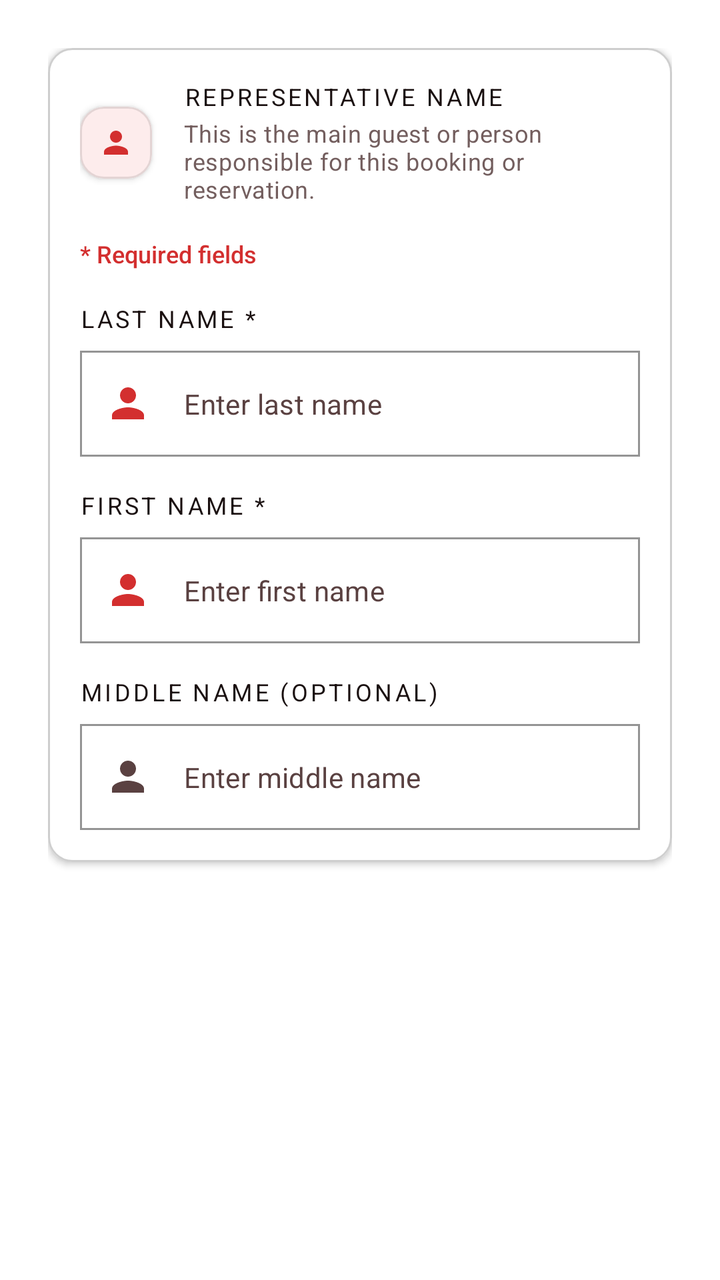
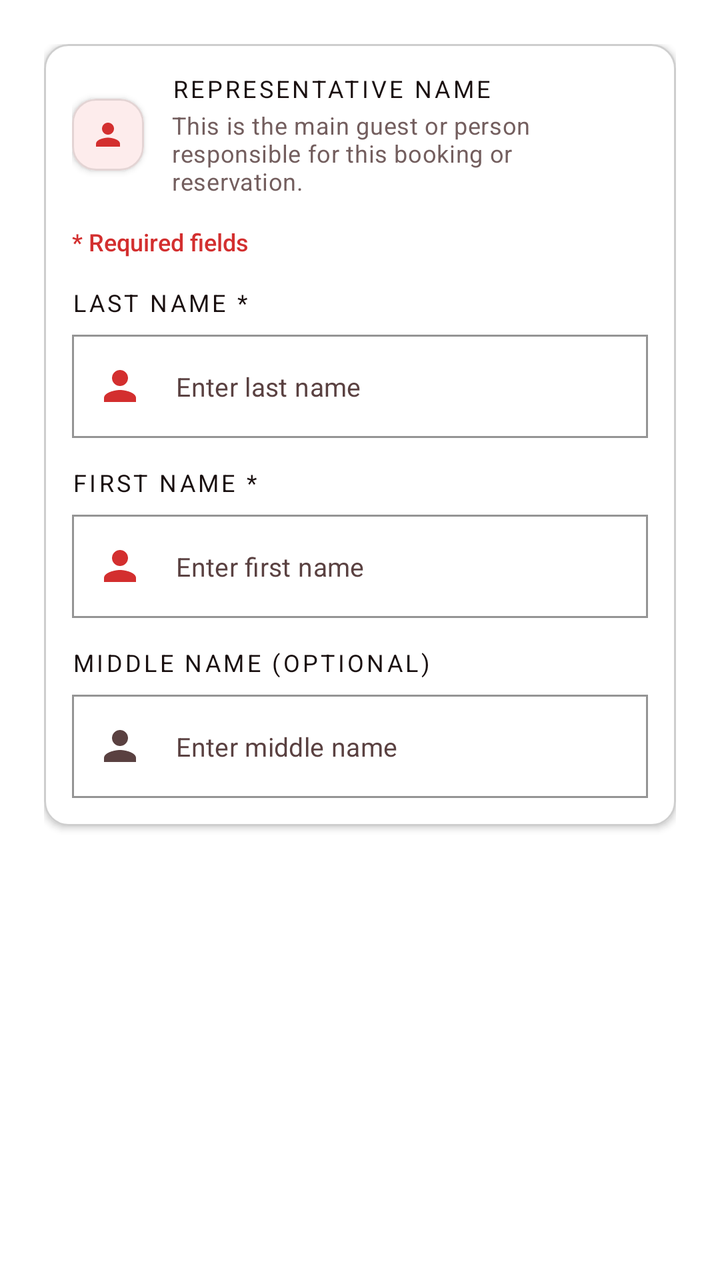

Screens rendered from an Android XML layout before and after an edit, with the pre-edit source and the edit as a unified diff.
<!-- AndroidManifest.xml: application theme Theme.VelocitySuites -->
<!-- res/layout/fragment_step4_guest_id.xml -->
<?xml version="1.0" encoding="utf-8"?>
<androidx.core.widget.NestedScrollView xmlns:android="http://schemas.android.com/apk/res/android"
    xmlns:app="http://schemas.android.com/apk/res-auto"
    android:layout_width="match_parent"
    android:layout_height="match_parent"
    android:fillViewport="true"
    android:clipToPadding="false">

    <LinearLayout
        android:layout_width="match_parent"
        android:layout_height="wrap_content"
        android:orientation="vertical"
        android:padding="24dp">

        <com.google.android.material.card.MaterialCardView
            style="@style/Widget.Velocity.Card.Flat"
            android:layout_width="match_parent"
            android:layout_height="wrap_content"
            android:clickable="false"
            android:focusable="false">

            <LinearLayout
                android:layout_width="match_parent"
                android:layout_height="wrap_content"
                android:background="@drawable/bg_flat_box"
                android:orientation="vertical"
                android:padding="16dp">

                <LinearLayout
                    android:layout_width="match_parent"
                    android:layout_height="wrap_content"
                    android:layout_marginBottom="16dp"
                    android:gravity="center_vertical"
                    android:orientation="horizontal">

                    <com.google.android.material.card.MaterialCardView
                        android:layout_width="36dp"
                        android:layout_height="36dp"
                        app:cardBackgroundColor="@color/velocity_red_soft">
                        <ImageView
                            android:layout_width="18dp"
                            android:layout_height="18dp"
                            android:layout_gravity="center"
                            android:importantForAccessibility="no"
                            android:src="@drawable/ic_person"
                            app:tint="@color/velocity_red_primary" />
                    </com.google.android.material.card.MaterialCardView>

                    <LinearLayout
                        android:layout_width="0dp"
                        android:layout_height="wrap_content"
                        android:layout_marginStart="16dp"
                        android:layout_weight="1"
                        android:orientation="vertical">

                        <TextView
                            style="@style/TextAppearance.Velocity.Label.Section"
                            android:layout_width="wrap_content"
                            android:layout_height="wrap_content"
                            android:text="@string/who_is_staying_label"
                            android:textColor="@color/velocity_text_primary"
                            android:textSize="12sp" />

                        <TextView
                            style="@style/TextAppearance.Velocity.Body"
                            android:layout_width="match_parent"
                            android:layout_height="wrap_content"
                            android:layout_marginTop="2dp"
                            android:text="@string/who_is_staying_hint"
                            android:textColor="@color/velocity_text_secondary"
                            android:textSize="12sp" />
                    </LinearLayout>
                </LinearLayout>

                <TextView
                    android:layout_width="wrap_content"
                    android:layout_height="wrap_content"
                    android:layout_marginBottom="16dp"
                    android:text="@string/required_fields_note"
                    android:textColor="@color/velocity_red_primary"
                    android:textSize="12sp"
                    android:fontFamily="sans-serif-medium" />

                
                <TextView
                    style="@style/TextAppearance.Velocity.Label.Section"
                    android:layout_width="wrap_content"
                    android:layout_height="wrap_content"
                    android:layout_marginBottom="8dp"
                    android:text="@string/guest_last_name_hint"
                    android:textColor="@color/velocity_text_primary"
                    android:textSize="12sp" />

                <com.google.android.material.textfield.TextInputLayout
                    android:id="@+id/tilPrimaryGuestLastName"
                    style="@style/Widget.Velocity.TextInputLayout.OutlinedBox.Square"
                    android:layout_width="match_parent"
                    android:layout_height="wrap_content"
                    android:layout_marginBottom="16dp"
                    app:hintEnabled="false"
                    app:startIconDrawable="@drawable/ic_person"
                    app:startIconTint="@color/velocity_red_primary">

                    <com.google.android.material.textfield.TextInputEditText
                        android:id="@+id/etPrimaryGuestLastName"
                        android:layout_width="match_parent"
                        android:layout_height="wrap_content"
                        android:hint="@string/guest_last_name_placeholder"
                        android:textColorHint="@color/velocity_text_secondary"
                        android:inputType="textPersonName"
                        android:textColor="@color/velocity_text_primary"
                        android:textSize="14sp" />
                </com.google.android.material.textfield.TextInputLayout>

                
                <TextView
                    style="@style/TextAppearance.Velocity.Label.Section"
                    android:layout_width="wrap_content"
                    android:layout_height="wrap_content"
                    android:layout_marginBottom="8dp"
                    android:text="@string/guest_first_name_hint"
                    android:textColor="@color/velocity_text_primary"
                    android:textSize="12sp" />

                <com.google.android.material.textfield.TextInputLayout
                    android:id="@+id/tilPrimaryGuestFirstName"
                    style="@style/Widget.Velocity.TextInputLayout.OutlinedBox.Square"
                    android:layout_width="match_parent"
                    android:layout_height="wrap_content"
                    android:layout_marginBottom="16dp"
                    app:hintEnabled="false"
                    app:startIconDrawable="@drawable/ic_person"
                    app:startIconTint="@color/velocity_red_primary">

                    <com.google.android.material.textfield.TextInputEditText
                        android:id="@+id/etPrimaryGuestFirstName"
                        android:layout_width="match_parent"
                        android:layout_height="wrap_content"
                        android:hint="@string/guest_first_name_placeholder"
                        android:textColorHint="@color/velocity_text_secondary"
                        android:inputType="textPersonName"
                        android:textColor="@color/velocity_text_primary"
                        android:textSize="14sp" />
                </com.google.android.material.textfield.TextInputLayout>

                
                <TextView
                    style="@style/TextAppearance.Velocity.Label.Section"
                    android:layout_width="wrap_content"
                    android:layout_height="wrap_content"
                    android:layout_marginBottom="8dp"
                    android:text="@string/middle_name_label"
                    android:textColor="@color/velocity_text_primary"
                    android:textSize="12sp" />

                <com.google.android.material.textfield.TextInputLayout
                    android:id="@+id/tilPrimaryGuestMiddleName"
                    style="@style/Widget.Velocity.TextInputLayout.OutlinedBox.Square"
                    android:layout_width="match_parent"
                    android:layout_height="wrap_content"
                    app:hintEnabled="false"
                    app:startIconDrawable="@drawable/ic_person"
                    app:startIconTint="@color/velocity_text_secondary">

                    <com.google.android.material.textfield.TextInputEditText
                        android:id="@+id/etPrimaryGuestMiddleName"
                        android:layout_width="match_parent"
                        android:layout_height="wrap_content"
                        android:hint="@string/middle_name_placeholder"
                        android:textColorHint="@color/velocity_text_secondary"
                        android:inputType="textPersonName"
                        android:textColor="@color/velocity_text_primary"
                        android:textSize="14sp" />
                </com.google.android.material.textfield.TextInputLayout>

            </LinearLayout>
        </com.google.android.material.card.MaterialCardView>

    </LinearLayout>
</androidx.core.widget.NestedScrollView>
<!-- resources referenced by this layout -->
<resources>
  <color name="velocity_red_primary">#D32F2F</color>
  <color name="velocity_red_soft">#FDECEC</color>
  <color name="velocity_text_primary">#1A1010</color>
  <color name="velocity_text_secondary">#5A4141</color>
  <!-- drawable bg_flat_box (drawable) -->
  <?xml version="1.0" encoding="utf-8"?>
  <shape xmlns:android="http://schemas.android.com/apk/res/android" android:shape="rectangle">
      <solid android:color="@color/velocity_surface_elevated" />
      <stroke
          android:width="1dp"
          android:color="@color/velocity_divider_hairline" />
      <corners android:radius="@dimen/card_corner_radius" />
  </shape>
  <string name="guest_first_name_hint">First Name *</string>
  <string name="guest_first_name_placeholder">Enter first name</string>
  <string name="guest_last_name_hint">Last Name *</string>
  <string name="guest_last_name_placeholder">Enter last name</string>
  <string name="middle_name_label">Middle Name (Optional)</string>
  <string name="middle_name_placeholder">Enter middle name</string>
  <string name="required_fields_note">* Required fields</string>
  <string name="who_is_staying_hint">This is the main guest or person responsible for this booking or reservation.</string>
  <string name="who_is_staying_label">Representative Name</string>
  <style name="TextAppearance.Velocity.Body" parent="TextAppearance.MaterialComponents.Body2">
          <item name="android:fontFamily">sans-serif-medium</item>
          <item name="android:textColor">@color/velocity_text_secondary</item>
          <item name="android:textSize">14sp</item>
          <item name="android:alpha">0.85</item>
      </style>
  <style name="TextAppearance.Velocity.Label.Section" parent="TextAppearance.MaterialComponents.Overline">
          <item name="android:fontFamily">sans-serif-black</item>
          <item name="android:letterSpacing">0.12</item>
          <item name="android:textAllCaps">true</item>
          <item name="android:textColor">@color/black</item>
          <item name="android:textSize">12sp</item>
      </style>
  <color name="velocity_surface_elevated">#FFFFFF</color>
  <color name="velocity_divider_hairline">#1A000000</color>
  <dimen name="card_corner_radius">12dp</dimen>
  <color name="black">#FF000000</color>
  <dimen name="card_elevation">2dp</dimen>
  <style name="ShapeAppearance.Velocity.Card" parent="">
          <item name="cornerFamily">rounded</item>
          <item name="cornerSize">@dimen/card_corner_radius</item>
      </style>
  <color name="velocity_red_dark">#7F1212</color>
  <color name="white">#FFFFFFFF</color>
  <color name="velocity_red_rose">#EF5350</color>
  <color name="velocity_red_deep">#5A0A0A</color>
  <style name="ShapeAppearance.Velocity.Square" parent="">
          <item name="cornerFamily">rounded</item>
          <item name="cornerSize">0dp</item>
      </style>
  <style name="Widget.Velocity.Flat.Snackbar" parent="Widget.MaterialComponents.Snackbar">
          <item name="android:background">@drawable/bg_snackbar_flat</item>
          <item name="android:elevation">0dp</item>
      </style>
  <!-- drawable bg_snackbar_flat (drawable) -->
  <?xml version="1.0" encoding="utf-8"?>
  <shape xmlns:android="http://schemas.android.com/apk/res/android" android:shape="rectangle">
      <solid android:color="#323232" />
      <stroke android:width="1dp" android:color="#33FFFFFF" />
      <corners android:radius="0dp" />
  </shape>
  <style name="Widget.Velocity.Flat.BottomSheet" parent="Widget.MaterialComponents.BottomSheet.Modal">
          <item name="shapeAppearanceOverlay">@style/ShapeAppearance.Velocity.Square</item>
          <item name="android:elevation">0dp</item>
          <item name="backgroundTint">@color/velocity_surface_elevated</item>
      </style>
  <!-- unchanged entries left out for length: 10 -->
</resources>

<!-- the commit's change to res/layout/fragment_step4_guest_id.xml (unified diff, before → after) -->
@@ -10,7 +10,7 @@
         android:layout_width="match_parent"
         android:layout_height="wrap_content"
         android:orientation="vertical"
-        android:padding="24dp">
+        android:padding="22dp">
 
         <com.google.android.material.card.MaterialCardView
             style="@style/Widget.Velocity.Card.Flat"
@@ -24,12 +24,12 @@
                 android:layout_height="wrap_content"
                 android:background="@drawable/bg_flat_box"
                 android:orientation="vertical"
-                android:padding="16dp">
+                android:padding="14dp">
 
                 <LinearLayout
                     android:layout_width="match_parent"
                     android:layout_height="wrap_content"
-                    android:layout_marginBottom="16dp"
+                    android:layout_marginBottom="14dp"
                     android:gravity="center_vertical"
                     android:orientation="horizontal">
 
@@ -49,7 +49,7 @@
                     <LinearLayout
                         android:layout_width="0dp"
                         android:layout_height="wrap_content"
-                        android:layout_marginStart="16dp"
+                        android:layout_marginStart="14dp"
                         android:layout_weight="1"
                         android:orientation="vertical">
 
@@ -75,7 +75,7 @@
                 <TextView
                     android:layout_width="wrap_content"
                     android:layout_height="wrap_content"
-                    android:layout_marginBottom="16dp"
+                    android:layout_marginBottom="14dp"
                     android:text="@string/required_fields_note"
                     android:textColor="@color/velocity_red_primary"
                     android:textSize="12sp"
@@ -96,7 +96,7 @@
                     style="@style/Widget.Velocity.TextInputLayout.OutlinedBox.Square"
                     android:layout_width="match_parent"
                     android:layout_height="wrap_content"
-                    android:layout_marginBottom="16dp"
+                    android:layout_marginBottom="14dp"
                     app:hintEnabled="false"
                     app:startIconDrawable="@drawable/ic_person"
                     app:startIconTint="@color/velocity_red_primary">
@@ -109,7 +109,7 @@
                         android:textColorHint="@color/velocity_text_secondary"
                         android:inputType="textPersonName"
                         android:textColor="@color/velocity_text_primary"
-                        android:textSize="14sp" />
+                        android:textSize="13sp" />
                 </com.google.android.material.textfield.TextInputLayout>
 
                 
@@ -127,7 +127,7 @@
                     style="@style/Widget.Velocity.TextInputLayout.OutlinedBox.Square"
                     android:layout_width="match_parent"
                     android:layout_height="wrap_content"
-                    android:layout_marginBottom="16dp"
+                    android:layout_marginBottom="14dp"
                     app:hintEnabled="false"
                     app:startIconDrawable="@drawable/ic_person"
                     app:startIconTint="@color/velocity_red_primary">
@@ -140,7 +140,7 @@
                         android:textColorHint="@color/velocity_text_secondary"
                         android:inputType="textPersonName"
                         android:textColor="@color/velocity_text_primary"
-                        android:textSize="14sp" />
+                        android:textSize="13sp" />
                 </com.google.android.material.textfield.TextInputLayout>
 
                 
@@ -170,7 +170,7 @@
                         android:textColorHint="@color/velocity_text_secondary"
                         android:inputType="textPersonName"
                         android:textColor="@color/velocity_text_primary"
-                        android:textSize="14sp" />
+                        android:textSize="13sp" />
                 </com.google.android.material.textfield.TextInputLayout>
 
             </LinearLayout>
<!-- resource entries referenced after the edit -->
@@ -25,7 +25,7 @@
   <style name="TextAppearance.Velocity.Body" parent="TextAppearance.MaterialComponents.Body2">
           <item name="android:fontFamily">sans-serif-medium</item>
           <item name="android:textColor">@color/velocity_text_secondary</item>
-          <item name="android:textSize">14sp</item>
+          <item name="android:textSize">13sp</item>
           <item name="android:alpha">0.85</item>
       </style>
   <style name="TextAppearance.Velocity.Label.Section" parent="TextAppearance.MaterialComponents.Overline">
